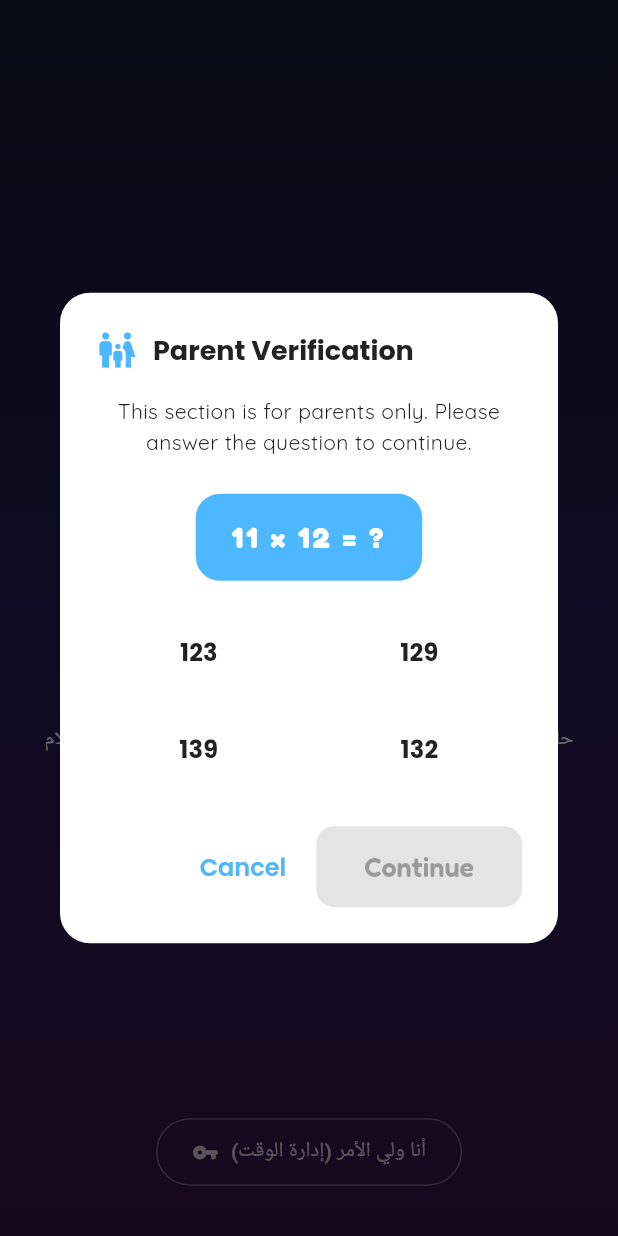
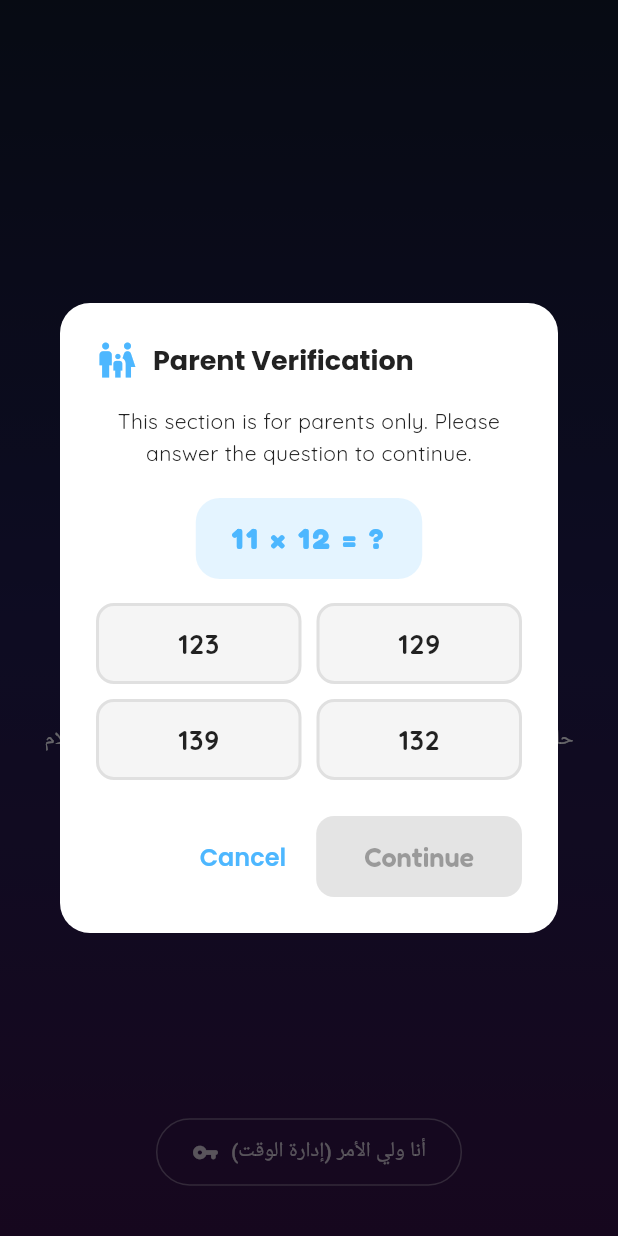
Before and after one commit to Albalahy94/Brainquests-MiniGenius-, a Flutter app: the ScreenTimeLockedScreen screen opened directly, after a tap on "أنا ولي الأمر (إدارة الوقت)", on a phone screen of 412 x 824 dp. Run offline on Flutter 3.47's test engine with Material 3 defaults, Android fonts, the phone set to English and light mode, and no system bars; our stand-ins replace audioplayers, confetti, firebase_analytics, firebase_crashlytics, fl_chart, flutter_animate and 10 more; accounts and stored records are empty; generated files the repository leaves out were written again; network calls fail.

```diff
--- a/lib/core/widgets/parental_gate_dialog.dart
+++ b/lib/core/widgets/parental_gate_dialog.dart
@@ -4,11 +4,10 @@ import 'package:minigenius/generated/l10n/app_localizations.dart';
 
 /// Apple Kids Category Parental Gate
 /// Shows a simple math question that children cannot easily solve.
-/// Required before accessing any external links (e.g. Contact Developer).
 Future<bool> showParentalGateDialog(BuildContext context) async {
   final result = await showDialog<bool>(
     context: context,
-    barrierDismissible: false,
+    barrierDismissible: true,
     builder: (context) => const _ParentalGateDialog(),
   );
   return result ?? false;
@@ -37,12 +36,11 @@ class _ParentalGateDialogState extends State<_ParentalGateDialog> {
 
   void _generateQuestion() {
     final rng = Random();
-    // Use numbers 7-12 for multiplication — hard for young children but easy for parents
+    // Use numbers 7-12 for multiplication
     _num1 = rng.nextInt(6) + 7; // 7 to 12
     _num2 = rng.nextInt(6) + 7; // 7 to 12
     _correctAnswer = _num1 * _num2;
 
-    // Generate 3 wrong options that are close but distinct
     final wrongOptions = <int>{};
     while (wrongOptions.length < 3) {
       final offset = rng.nextInt(10) + 1;
@@ -72,7 +70,6 @@ class _ParentalGateDialogState extends State<_ParentalGateDialog> {
     if (_selectedAnswer == _correctAnswer) {
       Navigator.of(context).pop(true);
     } else {
-      // Wrong answer — regenerate question
       setState(() {
         _showError = true;
       });
@@ -88,8 +85,17 @@ class _ParentalGateDialogState extends State<_ParentalGateDialog> {
 
   @override
   Widget build(BuildContext context) {
-    final l10n = AppLocalizations.of(context)!;
+    final l10n = AppLocalizations.of(context);
     final theme = Theme.of(context);
+    final isAr = Localizations.localeOf(context).languageCode == 'ar';
+
+    final title = l10n?.parentalGateTitle ?? (isAr ? 'التحقق من هوية الوالد' : 'Parent Verification');
+    final desc = l10n?.parentalGateDescription ?? (isAr
+        ? 'للأمان، يرجى حل العملية الحسابية البسيطة للمتابعة:'
+        : 'For safety, please solve this math problem to continue:');
+    final wrongText = l10n?.parentalGateWrongAnswer ?? (isAr ? 'إجابة خاطئة، يرجى المحاولة ثانية' : 'Incorrect answer, please try again');
+    final cancelText = l10n?.cancel ?? (isAr ? 'إلغاء' : 'Cancel');
+    final continueText = l10n?.parentalGateContinue ?? (isAr ? 'متابعة' : 'Continue');
 
     return AlertDialog(
       shape: RoundedRectangleBorder(borderRadius: BorderRadius.circular(20)),
@@ -99,7 +105,7 @@ class _ParentalGateDialogState extends State<_ParentalGateDialog> {
           const SizedBox(width: 10),
           Expanded(
             child: Text(
-              l10n.parentalGateTitle,
+              title,
               style: theme.textTheme.titleLarge?.copyWith(
                 fontWeight: FontWeight.bold,
               ),
@@ -112,24 +118,24 @@ class _ParentalGateDialogState extends State<_ParentalGateDialog> {
           mainAxisSize: MainAxisSize.min,
           children: [
             Text(
-            l10n.parentalGateDescription,
+              desc,
               style: theme.textTheme.bodyMedium?.copyWith(height: 1.5),
               textAlign: TextAlign.center,
             ),
-          const SizedBox(height: 24),
+            const SizedBox(height: 20),
 
-          // Math question
+            // Math question box
             Container(
-            padding: const EdgeInsets.symmetric(horizontal: 24, vertical: 16),
+              padding: const EdgeInsets.symmetric(horizontal: 24, vertical: 14),
               decoration: BoxDecoration(
-              color: theme.colorScheme.primaryContainer,
+                color: theme.colorScheme.primary.withValues(alpha: 0.15),
                 borderRadius: BorderRadius.circular(16),
               ),
               child: Text(
                 '$_num1 × $_num2 = ?',
                 style: theme.textTheme.headlineMedium?.copyWith(
                   fontWeight: FontWeight.bold,
-                color: theme.colorScheme.onPrimaryContainer,
+                  color: theme.colorScheme.primary,
                   letterSpacing: 2,
                 ),
                 textAlign: TextAlign.center,
@@ -137,60 +143,29 @@ class _ParentalGateDialogState extends State<_ParentalGateDialog> {
               ),
             ),
 
-          const SizedBox(height: 20),
+            const SizedBox(height: 16),
 
-          // Answer options grid
-          GridView.count(
-            crossAxisCount: 2,
-            shrinkWrap: true,
-            crossAxisSpacing: 10,
-            mainAxisSpacing: 10,
-            childAspectRatio: 2.5,
-            physics: const NeverScrollableScrollPhysics(),
-            children: _options.map((option) {
-              final isSelected = _selectedAnswer == option;
-              final isWrong = _showError && isSelected;
-
-              return GestureDetector(
-                onTap: () => _onOptionSelected(option),
-                child: AnimatedContainer(
-                  duration: const Duration(milliseconds: 200),
-                  decoration: BoxDecoration(
-                    color: isWrong
-                        ? Colors.red.shade100
-                        : isSelected
-                            ? theme.colorScheme.primary
-                            : theme.colorScheme.surfaceContainerHighest,
-                    borderRadius: BorderRadius.circular(12),
-                    border: Border.all(
-                      color: isWrong
-                          ? Colors.red
-                          : isSelected
-                              ? theme.colorScheme.primary
-                              : Colors.transparent,
-                      width: 2,
+            // Answer options in 2 rows
+            Column(
+              children: [
+                Row(
+                  children: [
+                    Expanded(child: _buildOptionButton(_options[0], theme)),
+                    const SizedBox(width: 10),
+                    Expanded(child: _buildOptionButton(_options[1], theme)),
+                  ],
                 ),
+                const SizedBox(height: 10),
+                Row(
+                  children: [
+                    Expanded(child: _buildOptionButton(_options[2], theme)),
+                    const SizedBox(width: 10),
+                    Expanded(child: _buildOptionButton(_options[3], theme)),
+                  ],
                 ),
-                  child: Center(
-                    child: Text(
-                      '$option',
-                      style: theme.textTheme.titleMedium?.copyWith(
-                        fontWeight: FontWeight.bold,
-                        color: isWrong
-                            ? Colors.red
-                            : isSelected
-                                ? theme.colorScheme.onPrimary
-                                : theme.colorScheme.onSurface,
-                      ),
-                      textDirection: TextDirection.ltr,
-                    ),
-                  ),
-                ),
-              );
-            }).toList(),
+              ],
             ),
 
-          // Error message
             if (_showError) ...[
               const SizedBox(height: 12),
               Row(
@@ -199,7 +174,7 @@ class _ParentalGateDialogState extends State<_ParentalGateDialog> {
                   const Icon(Icons.close_rounded, color: Colors.red, size: 18),
                   const SizedBox(width: 6),
                   Text(
-                  l10n.parentalGateWrongAnswer,
+                    wrongText,
                     style: const TextStyle(color: Colors.red, fontWeight: FontWeight.w600),
                   ),
                 ],
@@ -211,16 +186,60 @@ class _ParentalGateDialogState extends State<_ParentalGateDialog> {
       actions: [
         TextButton(
           onPressed: () => Navigator.of(context).pop(false),
-          child: Text(l10n.cancel),
+          child: Text(cancelText),
         ),
         ElevatedButton(
           onPressed: _selectedAnswer != null && !_showError ? _onConfirm : null,
           style: ElevatedButton.styleFrom(
             shape: RoundedRectangleBorder(borderRadius: BorderRadius.circular(12)),
           ),
-          child: Text(l10n.parentalGateContinue),
+          child: Text(continueText),
         ),
       ],
     );
   }
+
+  Widget _buildOptionButton(int option, ThemeData theme) {
+    final isSelected = _selectedAnswer == option;
+    final isWrong = _showError && isSelected;
+
+    return GestureDetector(
+      onTap: () => _onOptionSelected(option),
+      child: AnimatedContainer(
+        duration: const Duration(milliseconds: 200),
+        padding: const EdgeInsets.symmetric(vertical: 12),
+        decoration: BoxDecoration(
+          color: isWrong
+              ? Colors.red.shade100
+              : isSelected
+                  ? theme.colorScheme.primary
+                  : Colors.grey.shade100,
+          borderRadius: BorderRadius.circular(12),
+          border: Border.all(
+            color: isWrong
+                ? Colors.red
+                : isSelected
+                    ? theme.colorScheme.primary
+                    : Colors.grey.shade300,
+            width: 2,
+          ),
+        ),
+        child: Center(
+          child: Text(
+            '$option',
+            style: TextStyle(
+              fontSize: 18,
+              fontWeight: FontWeight.bold,
+              color: isWrong
+                  ? Colors.red
+                  : isSelected
+                      ? Colors.white
+                      : Colors.black87,
+            ),
+            textDirection: TextDirection.ltr,
+          ),
+        ),
+      ),
+    );
   }
+}
```
Also changed, not shown: lib/features/settings/ui/settings_screen.dart (+123 -61 lines), 1 other file. Lines whose indentation alone changed are shown as unchanged.
